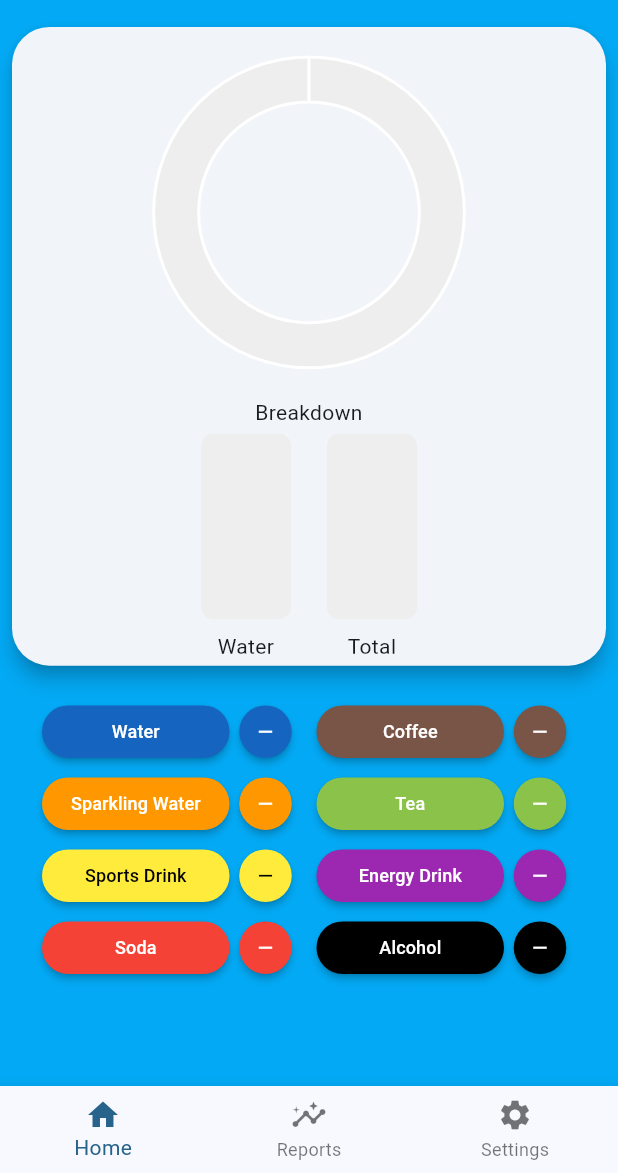
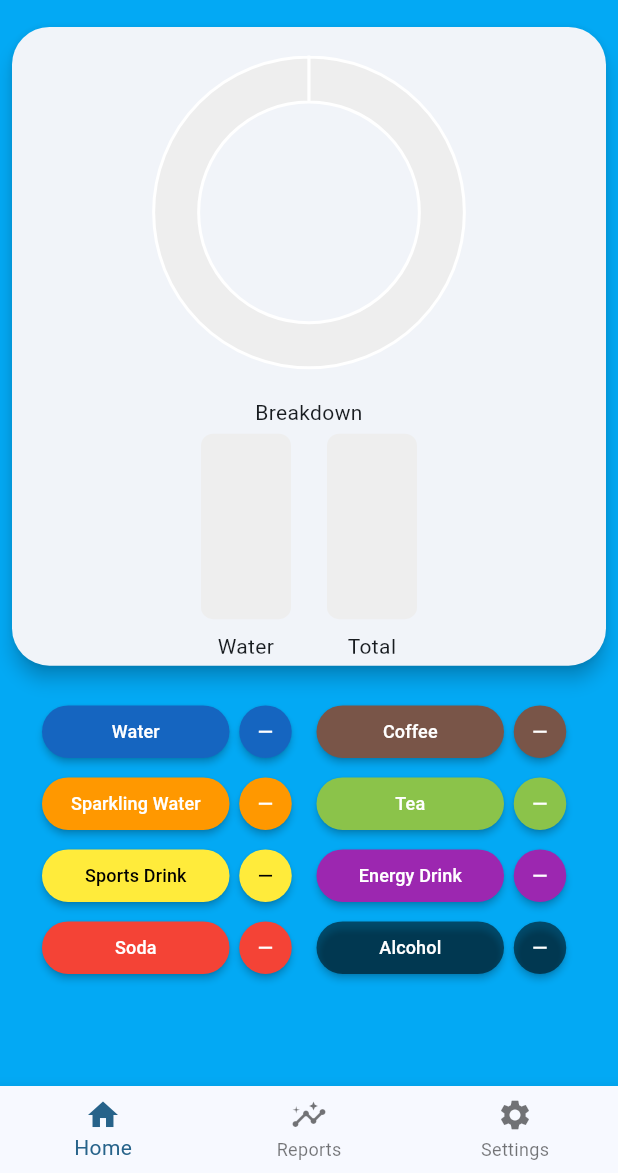
Before and after one commit to swsvindland/water_track, a Flutter app: the HomePage screen opened by its route, on a phone screen of 412 x 824 dp, the part 63-1236 px from its top. Run offline on Flutter 3.47's test engine with Material 2 defaults, Android fonts, the light colour scheme and no system bars; drawn by our look-alikes of flutter_animation_progress_bar; our stand-ins replace charts_flutter, cloud_firestore, firebase_auth, firebase_core, firebase_messaging, google_sign_in and 1 more; missing offline and left inert: os_detect; accounts and stored records are empty; generated files the repository leaves out were written again.

Commit message:
update alcohol color to not clash with dark mode

```diff
--- a/lib/widgets/buttons/buttons.dart
+++ b/lib/widgets/buttons/buttons.dart
@@ -90,7 +90,7 @@ class Buttons extends StatelessWidget {
               user, drinks, 'soda', graphAnimation, preferences.drinkSize)),
       DrinkButton(
           title: AppLocalizations.of(context)!.alcohol,
-          color: Colors.black,
+          color: Colors.black54,
           inc: () => incDrink(
               user, drinks, 'alcohol', graphAnimation, preferences.drinkSize),
           dec: () => decDrink(
--- a/lib/widgets/graph.dart
+++ b/lib/widgets/graph.dart
@@ -30,7 +30,7 @@ class Graph extends StatelessWidget {
       GraphDrinks('Soda', drinks.soda, Colors.red),
       GraphDrinks('Energy Drink', drinks.energyDrink, Colors.purple),
       GraphDrinks('Sports Drink', drinks.sportsDrink, Colors.yellow),
-      GraphDrinks('Alcohol', drinks.alcohol, Colors.black),
+      GraphDrinks('Alcohol', drinks.alcohol, Colors.black54),
       GraphDrinks('None', none, Colors.grey[200]!)
     ];
 
```
